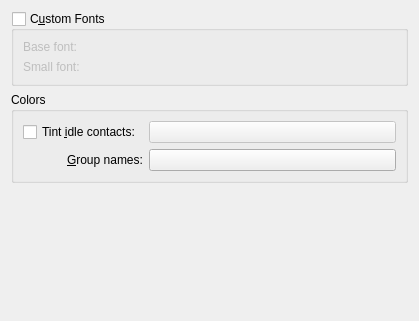
Before: the Qt Designer form kopete/config/appearance/appearanceconfig_colors.ui in KDE/kopete, drawn with Qt 5.
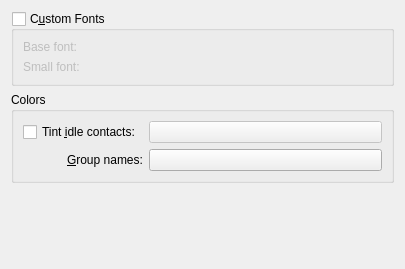
After: the same form once the commit is applied. Custom widgets are drawn as their Qt base class.

```diff
--- a/kopete/config/appearance/appearanceconfig_colors.ui
+++ b/kopete/config/appearance/appearanceconfig_colors.ui
@@ -1,12 +1,12 @@
 <ui version="4.0" >
  <class>AppearanceConfig_Colors</class>
- <widget class="QWidget" name="AppearanceConfig_Colors" >
-  <property name="geometry" >
+ <widget class="QWidget" name="AppearanceConfig_Colors">
+  <property name="geometry">
    <rect>
     <x>0</x>
     <y>0</y>
     <width>405</width>
-    <height>321</height>
+    <height>269</height>
    </rect>
   </property>
   <layout class="QVBoxLayout" name="verticalLayout" >
@@ -156,10 +156,10 @@
      <property name="orientation" >
       <enum>Qt::Vertical</enum>
      </property>
-     <property name="sizeHint" stdset="0" >
+     <property name="sizeHint" stdset="0">
       <size>
-       <width>397</width>
-       <height>111</height>
+       <width>20</width>
+       <height>0</height>
       </size>
      </property>
     </spacer>
```
Left out of the diff: 115 changed lines with no effect on the pictures.
